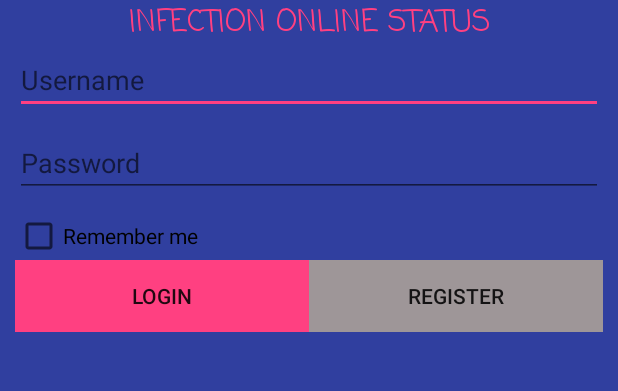
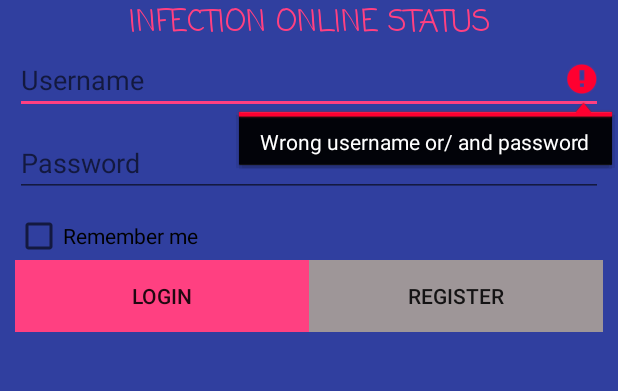
Before and after one commit to simuxs123/countrieszp20-2, an Android app: the screen it shows after launch (LoginActivity), after a tap on "LOGIN", on a phone screen of 412 x 824 dp, the part 474-865 px from its top. Run offline under Robolectric (Android 15) with nearby library versions, the phone set to English and light mode, and no system bars.

Commit message:
added validation for Login GUI elements.

```diff
--- a/app/src/main/java/com/corona/coronazp20t/LoginActivity.java
+++ b/app/src/main/java/com/corona/coronazp20t/LoginActivity.java
@@ -24,12 +24,18 @@ public class LoginActivity extends AppCompatActivity {
             @Override
             public void onClick(View v) {
                 // cia rasomas kodas kuris vykdomas paspaudus mygtuka
-                Toast.makeText(LoginActivity.this,"prisijungimo vardas:"+
+               /* Toast.makeText(LoginActivity.this,"prisijungimo vardas:"+
                         username.getText().toString() + "\n" + "slaptazodis:" +
-                        password.getText().toString(), Toast.LENGTH_LONG).show();
-                //ketinimas pereiti i paieskos langa                is kur            į kur
-                Intent goToSeachActivity=new Intent(LoginActivity.this,SeachActivity.class);
-                startActivity(goToSeachActivity);
+                        password.getText().toString(), Toast.LENGTH_LONG).show();*/
+                if (Validation.isValidUsername(username.getText().toString())){
+                    //ketinimas pereiti i paieskos langa                is kur            į kur
+                    Intent goToSeachActivity=new Intent(LoginActivity.this,SeachActivity.class);
+                    startActivity(goToSeachActivity);
+                }
+                else{//Jeigu vartotojas ivede bloga prisijungimo varda
+                    username.setError(getResources().getString(R.string.login_invalid_username));
+                    username.requestFocus();
+                }
 
             }
         });
--- /dev/null
+++ b/app/src/main/java/com/corona/coronazp20t/Validation.java
@@ -0,0 +1,15 @@
+package com.corona.coronazp20t;
+
+import java.util.regex.Matcher;
+import java.util.regex.Pattern;
+
+public class Validation {
+    public static final String USERNAME_REGEX_PATTERN="^[A-Za-z]{3,20}$";
+
+    public static boolean isValidUsername(String username){
+        Pattern pattern=Pattern.compile(USERNAME_REGEX_PATTERN);//Kuriamas sablonas pagal musu stringa
+        Matcher matcher=pattern.matcher(username);//Palyginamas sablonas su vartotojo ivestais duomenimis
+
+        return matcher.find();//Grazina true jeigu atitinka, false priesingu atveju
+    }
+}
--- a/app/src/main/res/values/strings.xml
+++ b/app/src/main/res/values/strings.xml
@@ -7,4 +7,5 @@
     <string name="login_remember_me">Remember me</string>
     <string name="login_login_btn">Login</string>
     <string name="login_register_btn">Register</string>
+    <string name="login_invalid_username">Wrong username or/ and password</string>
 </resources>
```
Also changed, not shown: 1 other file.
